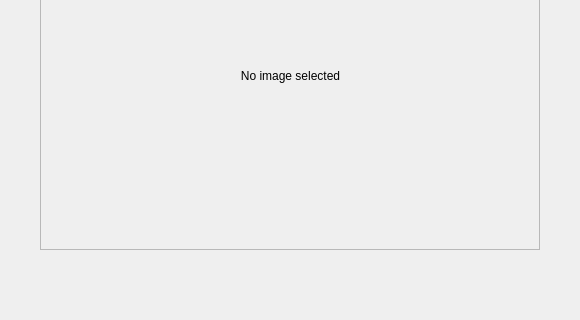
Before: the Qt Designer form Dev/Ui_Draft/Edges.ui in jamie-knapman/Processing-Images-to-Embroidery, drawn with Qt 5; both pictures show x 0 to 580 and y 130 to 450 of the 800 by 450 pixel window.
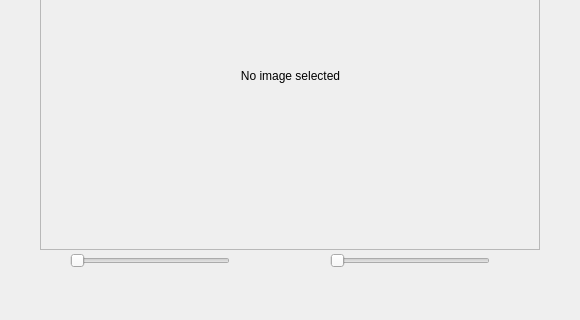
After: the same form once the commit is applied.

What changed in the file:
```diff
--- a/Dev/Ui_Draft/Edges.ui
+++ b/Dev/Ui_Draft/Edges.ui
@@ -115,6 +115,44 @@
      <string>Back</string>
     </property>
    </widget>
+   <widget class="QSlider" name="lowThresh">
+    <property name="enabled">
+     <bool>false</bool>
+    </property>
+    <property name="geometry">
+     <rect>
+      <x>70</x>
+      <y>380</y>
+      <width>160</width>
+      <height>22</height>
+     </rect>
+    </property>
+    <property name="maximum">
+     <number>255</number>
+    </property>
+    <property name="orientation">
+     <enum>Qt::Horizontal</enum>
+    </property>
+   </widget>
+   <widget class="QSlider" name="highThresh">
+    <property name="enabled">
+     <bool>false</bool>
+    </property>
+    <property name="geometry">
+     <rect>
+      <x>330</x>
+      <y>380</y>
+      <width>160</width>
+      <height>22</height>
+     </rect>
+    </property>
+    <property name="maximum">
+     <number>255</number>
+    </property>
+    <property name="orientation">
+     <enum>Qt::Horizontal</enum>
+    </property>
+   </widget>
   </widget>
   <widget class="QMenuBar" name="menubar">
    <property name="geometry">
```
